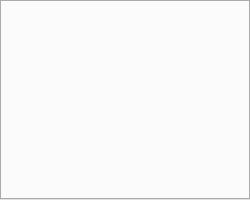
The window that ui/qt/BandDialog.ui (murray-lang/nexusdr) describes before a commit, drawn with Qt 5.
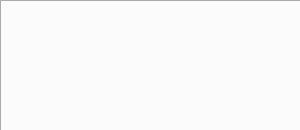
The same window after the commit.

Commit message: Propagated mode change upward after band change

What changed in the file:
```diff
--- a/ui/qt/BandDialog.ui
+++ b/ui/qt/BandDialog.ui
@@ -6,14 +6,14 @@
    <rect>
     <x>0</x>
     <y>0</y>
-    <width>250</width>
-    <height>200</height>
+    <width>300</width>
+    <height>130</height>
    </rect>
   </property>
   <property name="maximumSize">
    <size>
-    <width>250</width>
-    <height>200</height>
+    <width>300</width>
+    <height>130</height>
    </size>
   </property>
   <property name="windowTitle">
@@ -27,8 +27,8 @@
     <rect>
      <x>0</x>
      <y>0</y>
-     <width>250</width>
-     <height>200</height>
+     <width>301</width>
+     <height>151</height>
     </rect>
    </property>
    <property name="currentIndex">
```
The commit also changes 2 other files.
